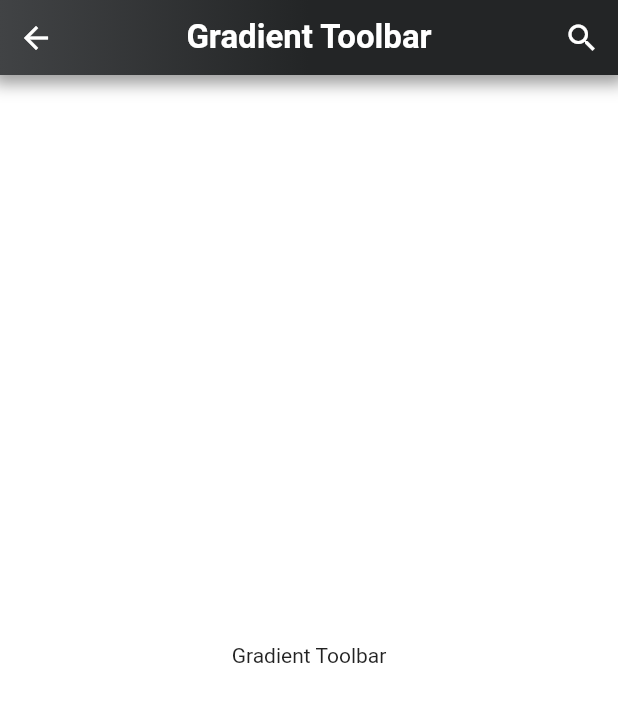
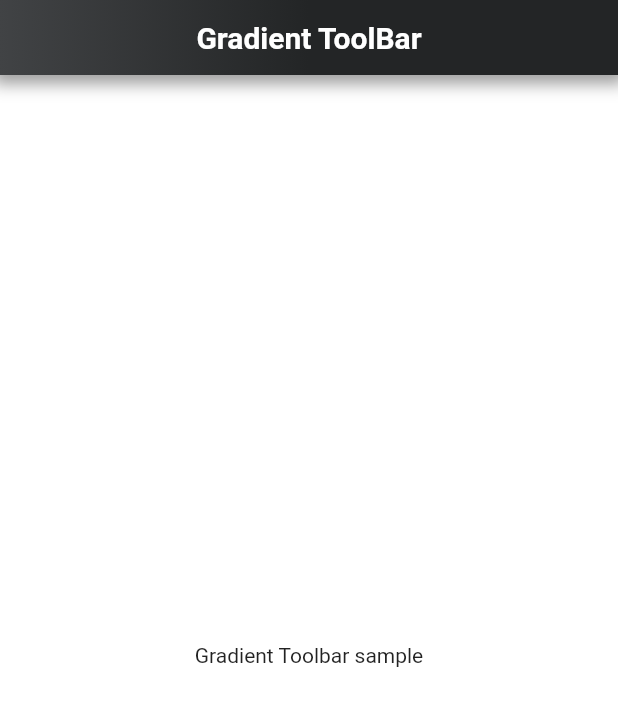
Before and after one commit to rohitgupta1694/GradientToolBar, a Flutter app: the screen it shows after launch, on a phone screen of 412 x 824 dp. Shown: the top 706 px of the screen. Run offline on Flutter 3.47's test engine with Material 2 defaults, Android fonts, the phone set to English and light mode, and no system bars.

```diff
--- a/example/lib/main.dart
+++ b/example/lib/main.dart
@@ -43,42 +43,16 @@ class _ExampleAppState extends State<ExampleApp> {
 
           ///This is the Gradient tool bar widget
           GradientToolBar(
-            title: "Gradient Toolbar",
-            // Toolbar Title Text
-            textColor: Colors.white,
-            // Toolbar Title Text Color
-            fontSize: 22.0,
-            // Toolbar Title Text Font Size
-            fontStyle: FontStyle.normal,
-            // Toolbar Title Text Font Style
-            fontWeight: FontWeight.w600,
-            // Toolbar Title Text Font Weight
-            needLeadingButton: true,
-            // Toolbar Back Button Visibility Flag
-            needTrailingButton: true,
-            // Toolbar Trailing Button Visibility Flag
-            trailingIcon: Icons.search,
-            // Toolbar Trailing Button Icon
-            leadingIconColor: Colors.white,
-            // Toolbar Leading Button Color
-            trailingIconColor: Colors.white,
-            // Toolbar Trailing Button Color
-            onLeadingIconClick: _handleLeadingButtonClick,
-            // Toolbar Leading Button Callback
-            onTrailingIconClick: _handleTrailingButtonClick,
-            // Toolbar Trailing Button Callback
-            toolbarStartColor: Color(0xFF414345),
-            // Toolbar Gradient Start Color
-            toolbarEndColor: Color(0xFF232526),
-            // Toolbar Gradient End Color
-            gradientTileMode: TileMode.clamp, // Toolbar Gradient Tile Mode
+            title: "Gradient ToolBar",
+            needLeadingButton: false,
+            needTrailingButton: false,
           ),
 
           /// Use Expanded widget to use rest of the screen.
           Expanded(
               child: Column(
             mainAxisAlignment: MainAxisAlignment.center,
-            children: <Widget>[Text("Gradient Toolbar")],
+                children: <Widget>[Text("Gradient Toolbar sample")],
           ))
         ],
       ),
--- a/lib/gradient_toolbar.dart
+++ b/lib/gradient_toolbar.dart
@@ -24,15 +24,18 @@ class GradientToolBar extends StatelessWidget {
       this.onTrailingIconClick,
       this.leadingIconColor,
       this.trailingIconColor})
-      : super(key: key);
+      : assert(title != null),
+        assert(needLeadingButton != null),
+        assert(needTrailingButton != null),
+        super(key: key);
 
-  final String title;
+  String title;
   double fontSize;
   TileMode gradientTileMode;
   FontStyle fontStyle;
   FontWeight fontWeight;
   IconData trailingIcon;
-  final bool needLeadingButton, needTrailingButton;
+  bool needLeadingButton, needTrailingButton;
   Color textColor,
       toolbarStartColor,
       toolbarEndColor,
@@ -134,6 +137,9 @@ class GradientToolBar extends StatelessWidget {
       : Container(child: Text(""));
 
   void getDefaultValues() {
+    if (title == null) title = "Gradient Tool Bar";
+    if (needLeadingButton == null) needLeadingButton = false;
+    if (needTrailingButton == null) needTrailingButton = false;
     if (trailingIcon == null) trailingIcon = Icons.search;
     if (fontSize == null) fontSize = 20.0;
     if (gradientTileMode == null) gradientTileMode = TileMode.clamp;
```
Also changed, not shown: 1 other file.
